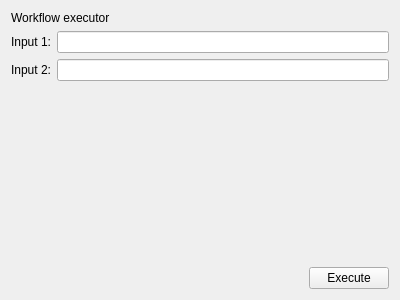
Old version of the form eodh_qgis/ui/wf_executor.ui in the repository EO-DataHub/eodh-qgis.
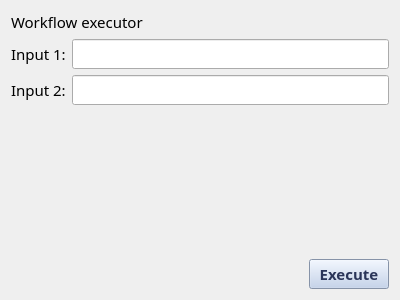
New version of the form.

Commit message: Set button styles

Diff of the .ui file:
```diff
--- a/eodh_qgis/ui/wf_executor.ui
+++ b/eodh_qgis/ui/wf_executor.ui
@@ -10,9 +10,24 @@
     <height>300</height>
    </rect>
   </property>
+  <property name="font">
+   <font>
+    <family>Fira Sans</family>
+    <pointsize>11</pointsize>
+   </font>
+  </property>
   <property name="windowTitle">
    <string>Form</string>
   </property>
+  <property name="styleSheet">
+   <string notr="true">QFrame#frame { background: #EFEFEF }
+
+QPushButton { 
+	background: #BCCEEB;
+	color: #2A3559;
+	font-weight: bold;
+}</string>
+  </property>
   <layout class="QVBoxLayout" name="verticalLayout">
    <item>
     <widget class="QLabel" name="label">
```
The commit also changes 5 other files.
